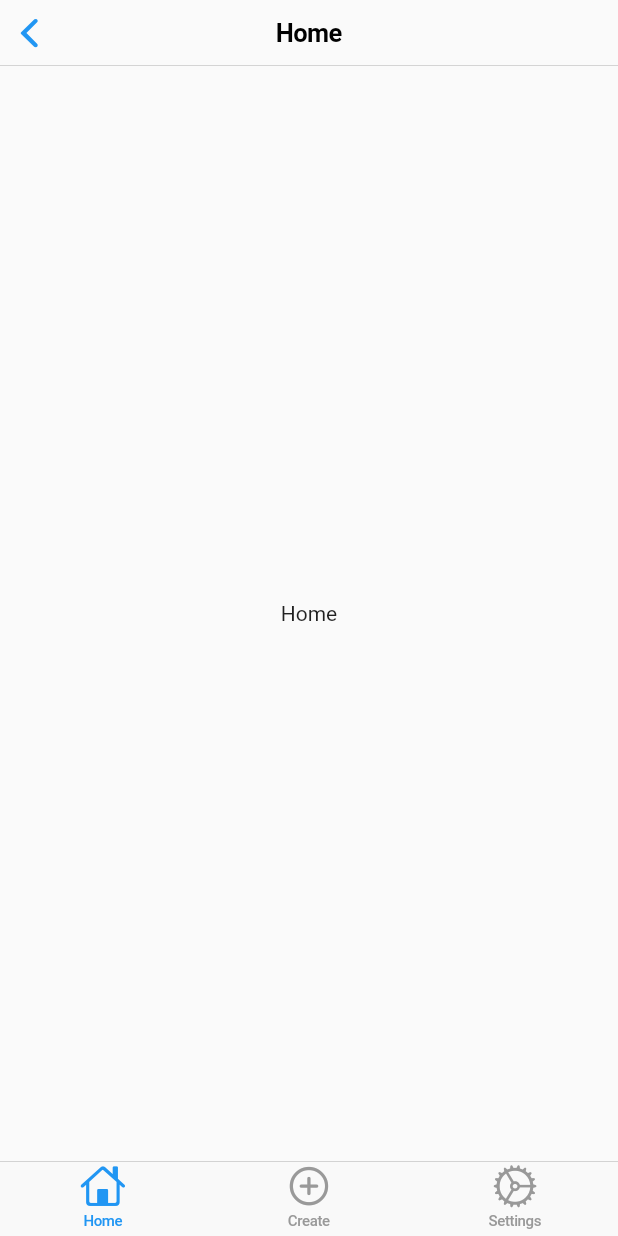
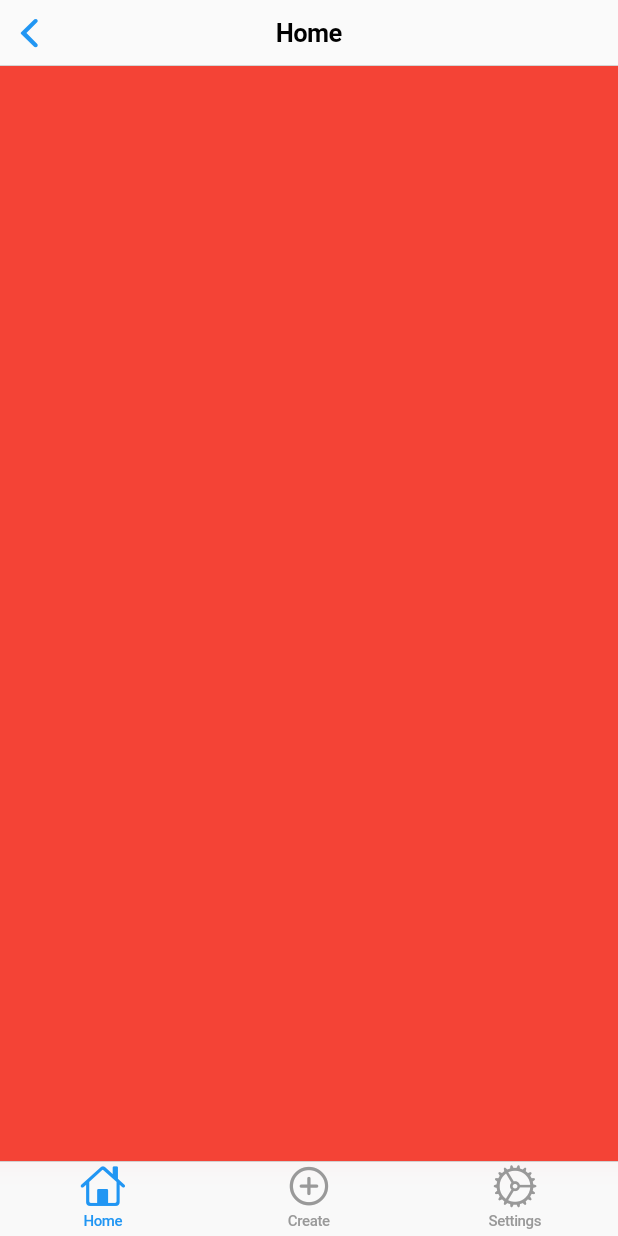
Before and after one commit to sam-baraka/meem, a Flutter app: the Home screen opened directly, on a phone screen of 412 x 824 dp. Run offline on Flutter 3.47's test engine with Material 2 defaults, Android fonts, the phone set to English and light mode, and no system bars; our stand-ins replace flutter_bloc, google_fonts, hydrated_bloc, intro_slider.

Commit message:
Added home tab pageview? layout

```diff
--- a/lib/uis/tabs/home_tab.dart
+++ b/lib/uis/tabs/home_tab.dart
@@ -3,8 +3,32 @@ import 'package:flutter/material.dart';
 class HomeTab extends StatelessWidget {
   @override
   Widget build(BuildContext context) {
-    return Center(
-      child: Text("Home"),
+    return PageView(
+      scrollDirection: Axis.vertical,
+      physics: BouncingScrollPhysics(),
+      children: [
+        Container(
+          color: Colors.red,
+        ),
+        Container(
+          color: Colors.orange,
+        ),
+        Container(
+          color: Colors.yellow,
+        ),
+        Container(
+          color: Colors.green,
+        ),
+        Container(
+          color: Colors.blue,
+        ),
+        Container(
+          color: Colors.indigo,
+        ),
+        Container(
+          color: Colors.cyan,
+        ),
+      ],
     );
   }
 }
```
